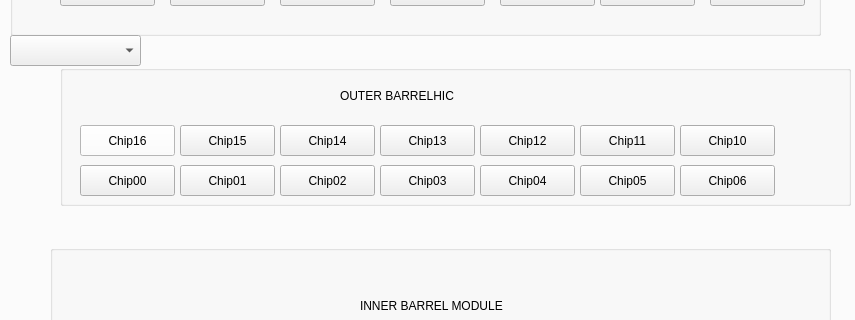
AudreyFrancisco/SingleLadderQualification, file GUI/mainwindow.ui: the form before one commit; both pictures show x 432 to 1287 and y 168 to 488 of the 1437 by 670 pixel window.
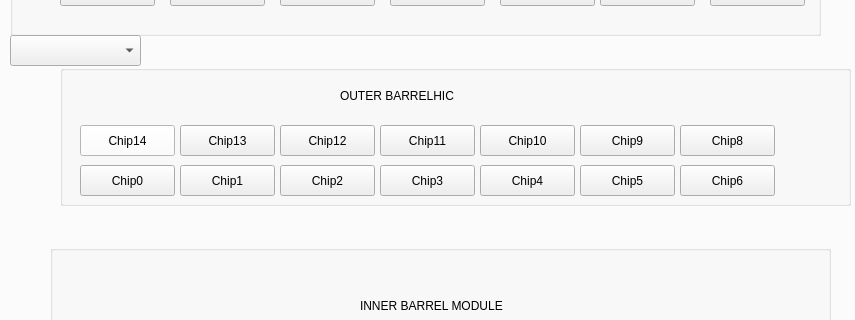
The form after the commit. The open tabs and pages were chosen to show the change.

What changed in the file:
```diff
--- a/GUI/mainwindow.ui
+++ b/GUI/mainwindow.ui
@@ -750,7 +750,7 @@
         </palette>
        </property>
        <property name="text">
-        <string>Chip16</string>
+        <string>Chip14</string>
        </property>
       </widget>
       <widget class="QPushButton" name="chip15">
@@ -763,7 +763,7 @@
         </rect>
        </property>
        <property name="text">
-        <string>Chip15</string>
+        <string>Chip13</string>
        </property>
       </widget>
       <widget class="QPushButton" name="chip14">
@@ -776,7 +776,7 @@
         </rect>
        </property>
        <property name="text">
-        <string>Chip14</string>
+        <string>Chip12</string>
        </property>
       </widget>
       <widget class="QPushButton" name="chip13">
@@ -789,7 +789,7 @@
         </rect>
        </property>
        <property name="text">
-        <string>Chip13</string>
+        <string>Chip11</string>
        </property>
       </widget>
       <widget class="QPushButton" name="chip12">
@@ -802,7 +802,7 @@
         </rect>
        </property>
        <property name="text">
-        <string>Chip12</string>
+        <string>Chip10</string>
        </property>
       </widget>
       <widget class="QPushButton" name="chip11">
@@ -815,7 +815,7 @@
         </rect>
        </property>
        <property name="text">
-        <string>Chip11</string>
+        <string>Chip9</string>
        </property>
       </widget>
       <widget class="QPushButton" name="chip10">
@@ -828,7 +828,7 @@
         </rect>
        </property>
        <property name="text">
-        <string>Chip10</string>
+        <string>Chip8</string>
        </property>
       </widget>
       <widget class="QPushButton" name="chip00">
@@ -841,7 +841,7 @@
         </rect>
        </property>
        <property name="text">
-        <string>Chip00</string>
+        <string>Chip0</string>
        </property>
       </widget>
       <widget class="QPushButton" name="chip01">
@@ -854,7 +854,7 @@
         </rect>
        </property>
        <property name="text">
-        <string>Chip01</string>
+        <string>Chip1</string>
        </property>
       </widget>
       <widget class="QPushButton" name="chip02">
@@ -867,7 +867,7 @@
         </rect>
        </property>
        <property name="text">
-        <string>Chip02</string>
+        <string>Chip2</string>
        </property>
       </widget>
       <widget class="QPushButton" name="chip03">
@@ -880,7 +880,7 @@
         </rect>
        </property>
        <property name="text">
-        <string>Chip03</string>
+        <string>Chip3</string>
        </property>
       </widget>
       <widget class="QPushButton" name="chip04">
@@ -893,7 +893,7 @@
         </rect>
        </property>
        <property name="text">
-        <string>Chip04</string>
+        <string>Chip4</string>
        </property>
       </widget>
       <widget class="QPushButton" name="chip05">
@@ -906,7 +906,7 @@
         </rect>
        </property>
        <property name="text">
-        <string>Chip05</string>
+        <string>Chip5</string>
        </property>
       </widget>
       <widget class="QPushButton" name="chip06">
@@ -919,7 +919,7 @@
         </rect>
        </property>
        <property name="text">
-        <string>Chip06</string>
+        <string>Chip6</string>
        </property>
       </widget>
       <widget class="QLabel" name="label">
```
Left out of the diff: 2 changed lines with no effect on the pictures.
